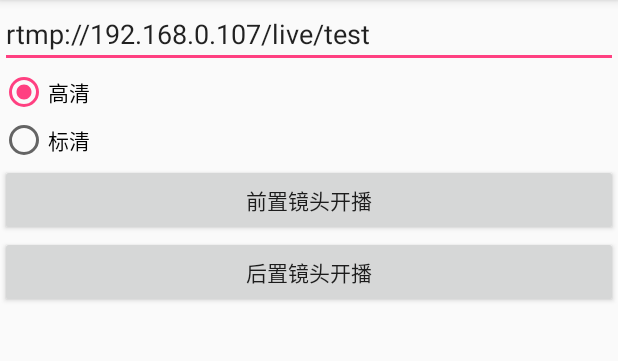
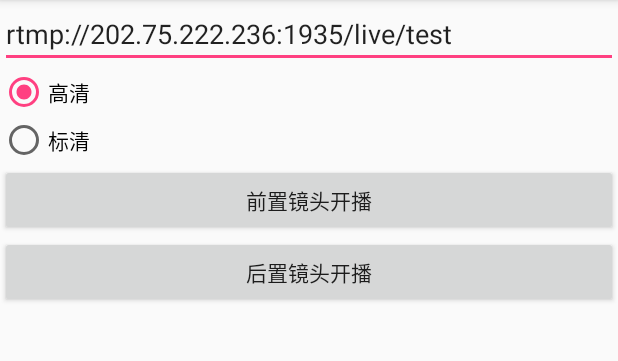
Before and after one commit to TangGSen/FabricLive, an Android app: the CameraStartActivity screen opened directly, with no data from a screen before it, on a phone screen of 412 x 824 dp, the part 84-445 px from its top. Run offline under Robolectric (Android 15) with nearby library versions, the phone set to English and light mode, and no system bars.

Commit message:
改成服务器的IP地址

```diff
--- a/media/app/src/main/res/layout/activity_camerastart.xml
+++ b/media/app/src/main/res/layout/activity_camerastart.xml
@@ -11,7 +11,7 @@
         android:layout_width="match_parent"
         android:layout_height="wrap_content"
         android:id="@+id/rtmpUrl"
-        android:text="rtmp://192.168.0.107/live/test"/>
+        android:text="rtmp://202.75.222.236:1935/live/test"/>
     <RadioGroup android:id="@+id/radioGroupMode" android:contentDescription="清晰程度" android:layout_width="wrap_content" android:layout_height="wrap_content">
         <RadioButton android:layout_width="wrap_content" android:layout_height="wrap_content"
             android:id="@+id/radioHDMode" android:text="高清" android:checked="true" ></RadioButton>
--- a/media/app/src/main/res/layout/activity_video_player.xml
+++ b/media/app/src/main/res/layout/activity_video_player.xml
@@ -9,7 +9,7 @@
         android:layout_width="match_parent"
         android:layout_height="wrap_content"
         android:padding="10dp"
-        android:text="rtmp://192.168.0.107/live/test" />
+        android:text="rtmp://202.75.222.236:1935/live/test" />
 
     <LinearLayout
         android:layout_width="match_parent"
```
